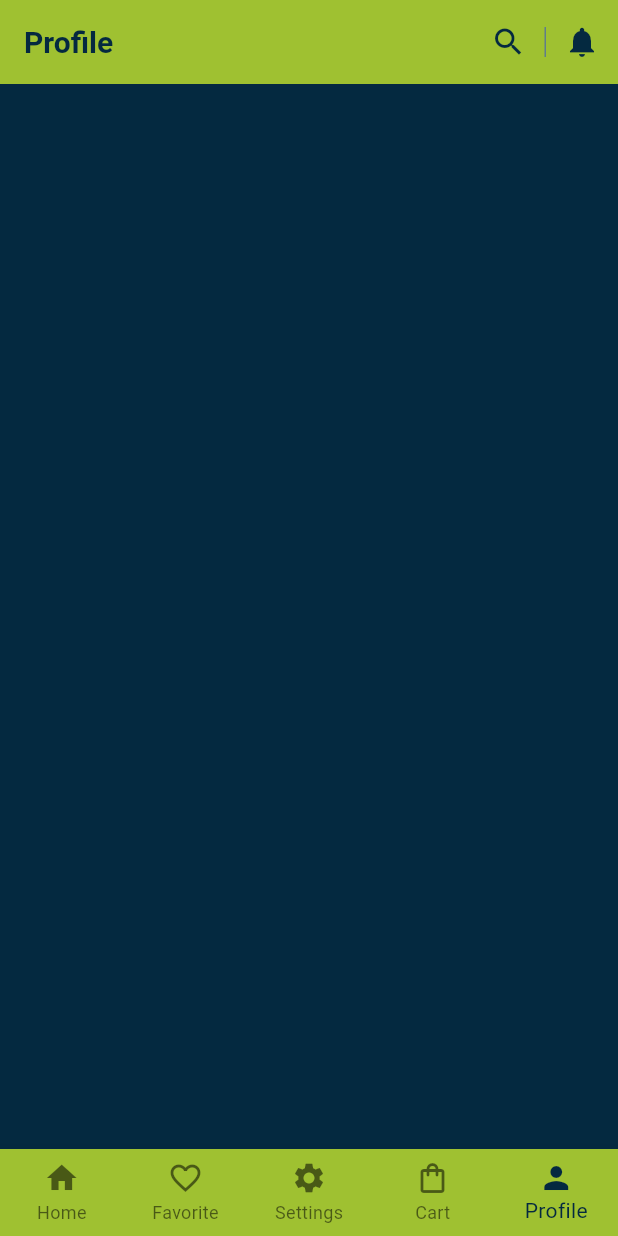
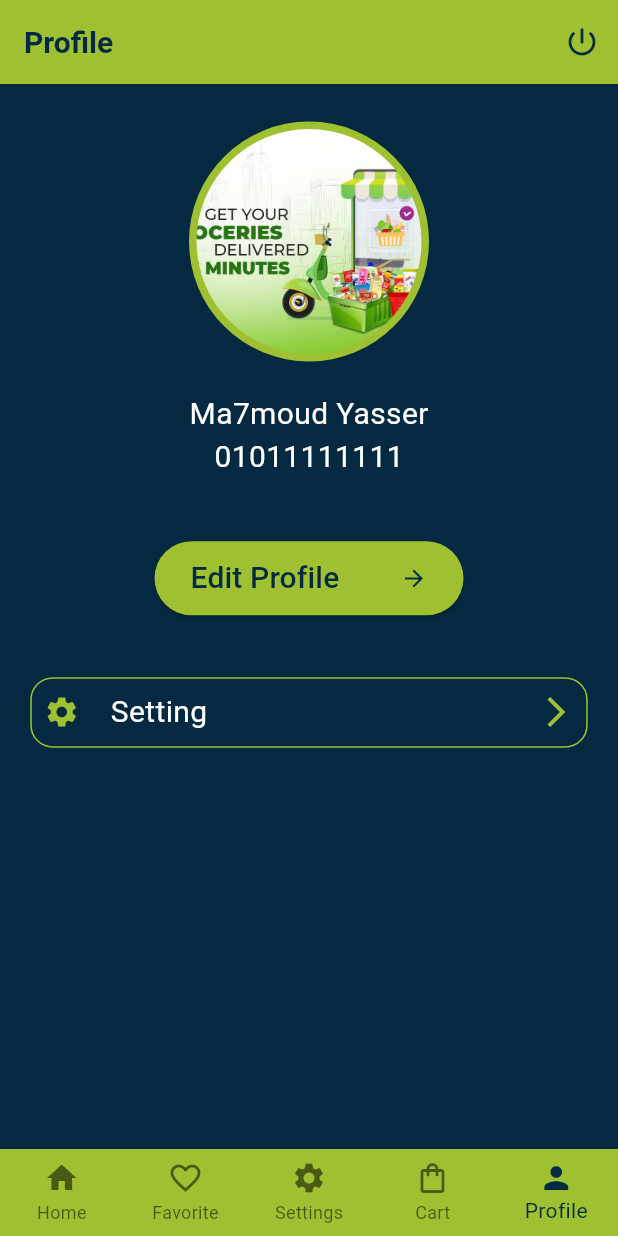
Before and after one commit to Mohamed-Taher1/commerce, a Flutter app: the screen it shows after launch, item 5 of the bottom bar chosen, on a phone screen of 412 x 824 dp. Run offline on Flutter 3.47's test engine with Material 2 defaults, Android fonts, the phone set to English and light mode, and no system bars; our stand-ins replace carousel_slider, get, google_fonts.

Commit message:
Profile Screen Added!

```diff
--- a/lib/view/provider/home_provider.dart
+++ b/lib/view/provider/home_provider.dart
@@ -1,6 +1,7 @@
 import 'package:commerce/view/screens/cart.dart';
 import 'package:commerce/view/screens/home_content.dart';
 import 'package:flutter/material.dart';
+
 import '../screens/favorive.dart';
 import '../screens/profile.dart';
 import '../screens/settings_tab.dart';
@@ -13,7 +14,7 @@ class HomeProvider extends ChangeNotifier {
     favorite(),
     settings(),
     cart(),
-    profile(),
+    Profile(),
   ];
   List navPagesTitles = [
     "All Categorie",
--- a/lib/view/screens/home.dart
+++ b/lib/view/screens/home.dart
@@ -2,6 +2,7 @@ import 'package:commerce/constants.dart';
 import 'package:flutter/material.dart';
 import 'package:google_fonts/google_fonts.dart';
 import 'package:provider/provider.dart';
+
 import '../provider/home_provider.dart';
 
 class HomePage extends StatelessWidget {
@@ -11,6 +12,7 @@ class HomePage extends StatelessWidget {
       builder: (context, provider, child) {
         return Scaffold(
           // backgroundColor: mainColor,
+
           appBar: AppBar(
             title: Text(
               provider.navPagesTitles[provider.currentNavIndex],
@@ -18,6 +20,9 @@ class HomePage extends StatelessWidget {
                   color: mainColor, fontWeight: FontWeight.w600, fontSize: 20),
             ),
             actions: [
+              provider.currentNavIndex != 4
+                  ? Row(
+                      children: [
                         IconButton(
                             onPressed: () {},
                             icon: const Icon(
@@ -33,6 +38,14 @@ class HomePage extends StatelessWidget {
                             onPressed: () {},
                             icon: const Icon(
                               Icons.notifications,
+                              color: mainColor,
+                            )),
+                      ],
+                    )
+                  : IconButton(
+                      onPressed: () {},
+                      icon: Icon(
+                        Icons.power_settings_new,
                         color: mainColor,
                       )),
             ],
--- a/lib/view/screens/profile.dart
+++ b/lib/view/screens/profile.dart
@@ -1,5 +1,122 @@
-import 'package:flutter/widgets.dart';
+import 'package:commerce/constants.dart';
+import 'package:flutter/material.dart';
 
-profile() {
-  return Container();
+class Profile extends StatelessWidget {
+  Profile({Key? key}) : super(key: key);
+  @override
+  Widget build(BuildContext context) {
+    var screenWidth = MediaQuery.of(context).size.width;
+    var screenHeight = MediaQuery.of(context).size.width;
+    return SafeArea(
+        child: Padding(
+      padding: EdgeInsets.only(
+        top: 25,
+        left: screenWidth * .049,
+        right: screenWidth * .049,
+      ),
+      child: Center(
+        child: Column(
+          children: [
+            CircleAvatar(
+              radius: 80,
+              backgroundColor: limonColor,
+              child: Container(
+                width: 200,
+                height: 150,
+                decoration: const BoxDecoration(
+                  shape: BoxShape.circle,
+                  image: DecorationImage(
+                    image: AssetImage(
+                        'assets/images/WhatsApp Image 2023-05-25 at 23.54.09.jpg'),
+                    fit: BoxFit.cover,
+                  ),
+                ),
+              ),
+            ),
+            SizedBox(
+              height: screenHeight * .05,
+            ),
+            Column(
+              children: [
+                Text(
+                  'Ma7moud Yasser',
+                  style: mainFont.copyWith(color: Colors.white, fontSize: 20),
+                ),
+                Text('01011111111',
+                    style:
+                        mainFont.copyWith(color: Colors.white, fontSize: 20)),
+              ],
+            ),
+            SizedBox(
+              height: screenHeight * .1,
+            ),
+            Container(
+              width: screenWidth * 0.5,
+              height: screenHeight * 0.12,
+              child: ElevatedButton(
+                  style: ElevatedButton.styleFrom(
+                    backgroundColor: limonColor,
+                  ),
+                  onPressed: () {},
+                  child: Row(
+                    children: [
+                      Text(
+                        'Edit Profile',
+                        style: mainFont.copyWith(
+                            color: mainColor,
+                            // fontWeight: FontWeight.w500,
+                            fontSize: 20),
+                      ),
+                      Spacer(),
+                      Icon(
+                        Icons.arrow_forward,
+                        color: mainColor,
+                      )
+                    ],
+                  )),
+            ),
+            SizedBox(
+              height: screenHeight * .1,
+            ),
+            InkWell(
+              onTap: () {},
+              borderRadius: BorderRadius.circular(15),
+              child: Container(
+                decoration: BoxDecoration(
+                  borderRadius: BorderRadius.circular(15),
+                  border: Border.all(color: limonColor),
+                ),
+                child: Padding(
+                  padding: const EdgeInsets.all(8.0),
+                  child: Row(
+                    children: [
+                      const Icon(
+                        Icons.settings,
+                        color: limonColor,
+                      ),
+                      SizedBox(
+                        width: screenWidth * .05,
+                      ),
+                      Text(
+                        'Setting',
+                        style: mainFont.copyWith(
+                          fontSize: 20,
+                          color: Colors.white,
+                        ),
+                      ),
+                      const Spacer(),
+                      const Icon(
+                        Icons.arrow_forward_ios,
+                        color: limonColor,
+                      )
+                    ],
+                  ),
+                ),
+              ),
+            )
+          ],
+        ),
+      ),
+    ));
+  }
 }
```
Lines whose indentation alone changed are shown as unchanged.
